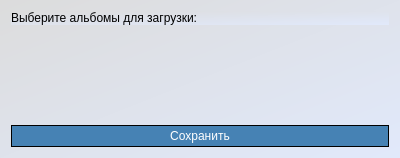
This is ui/setting_album_window.ui in khaustova/vk-photos-parser as Qt 5 draws it before an edit. The edited form follows.
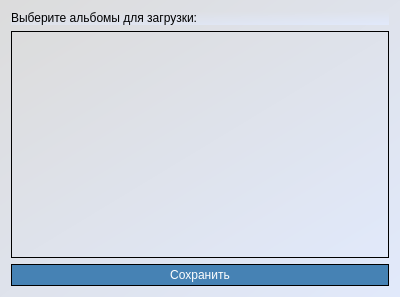
This is the edited form.

```diff
--- a/ui/setting_album_window.ui
+++ b/ui/setting_album_window.ui
@@ -7,7 +7,7 @@
     <x>0</x>
     <y>0</y>
     <width>400</width>
-    <height>158</height>
+    <height>297</height>
    </rect>
   </property>
   <property name="windowTitle">
@@ -16,9 +16,9 @@
   <property name="styleSheet">
    <string notr="true">background-color: qlineargradient(spread:pad, x1:1, y1:1, x2:0, y2:0, stop:0 rgba(225, 233, 251, 255), stop:1 rgba(220, 220, 220, 255));</string>
   </property>
-  <layout class="QVBoxLayout" name="verticalLayout_2">
+  <layout class="QHBoxLayout" name="horizontalLayout">
    <item>
-    <layout class="QVBoxLayout" name="verticalLayout">
+    <layout class="QVBoxLayout" name="verticalLayout_2">
      <item>
       <widget class="QLabel" name="label_select_albums">
        <property name="text">
@@ -27,11 +27,31 @@
       </widget>
      </item>
      <item>
-      <widget class="QListWidget" name="list_widgets">
-       <property name="styleSheet">
-        <string notr="true">background-color: transparent;
-border: none;</string>
+      <widget class="QScrollArea" name="scrollArea">
+       <property name="widgetResizable">
+        <bool>true</bool>
        </property>
+       <widget class="QWidget" name="scrollAreaWidgetContents">
+        <property name="geometry">
+         <rect>
+          <x>0</x>
+          <y>0</y>
+          <width>378</width>
+          <height>229</height>
+         </rect>
+        </property>
+        <widget class="QWidget" name="verticalLayoutWidget">
+         <property name="geometry">
+          <rect>
+           <x>0</x>
+           <y>0</y>
+           <width>381</width>
+           <height>231</height>
+          </rect>
+         </property>
+         <layout class="QVBoxLayout" name="layout"/>
+        </widget>
+       </widget>
       </widget>
      </item>
      <item>
```
Left out of the diff: 14 changed lines with no effect on the pictures.
